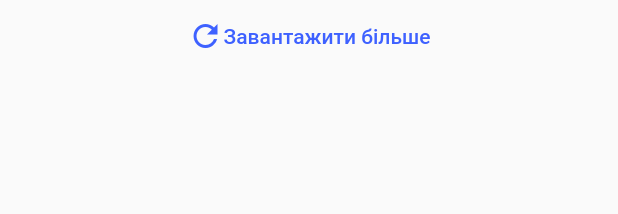
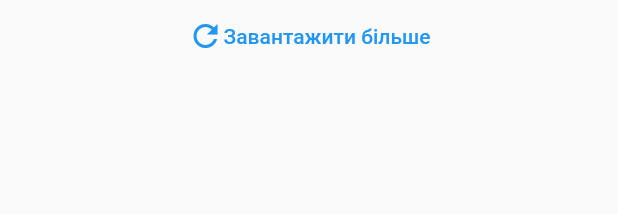
Before and after one commit to OlehNechyporuk/check_bloc, a Flutter app: the LoadMoreButtonWidget widget shown alone on an empty page, opened directly, on a phone screen of 412 x 824 dp. Shown: the top 214 px of the screen. Run offline on Flutter 3.47's test engine with Material 2 defaults, Android fonts, the phone set to English and light mode, and no system bars; our stand-ins replace assets_audio_player, bloc, dartz, equatable, flutter_bloc, flutter_secure_storage and 4 more; missing offline and left inert: mobile_scanner; accounts and stored records are empty; generated files the repository leaves out were written again.

Commit message:
change style

```diff
--- a/lib/features/cash_register/presentation/pages/cash_register_page.dart
+++ b/lib/features/cash_register/presentation/pages/cash_register_page.dart
@@ -17,7 +17,6 @@ class CashRegisterPage extends StatelessWidget {
       appBar: AppBar(
         title: Text(
           '${AppLocalizations.of(context)?.cashRegisterSettings}',
-          style: const TextStyle(color: Colors.black),
         ),
         centerTitle: false,
       ),
--- a/lib/features/cash_register/presentation/pages/home/wigets/load_more_button_widget.dart
+++ b/lib/features/cash_register/presentation/pages/home/wigets/load_more_button_widget.dart
@@ -18,8 +18,14 @@ class LoadMoreButtonWidget extends StatelessWidget {
             child: Row(
               mainAxisAlignment: MainAxisAlignment.center,
               children: [
-                const Icon(Icons.refresh_outlined),
-                Text('${AppLocalizations.of(context)?.loadMore}')
+                Icon(
+                  Icons.refresh_outlined,
+                  color: Theme.of(context).primaryColor,
+                ),
+                Text(
+                  '${AppLocalizations.of(context)?.loadMore}',
+                  style: TextStyle(color: Theme.of(context).primaryColor),
+                )
               ],
             ),
           );
--- a/lib/features/cash_register/presentation/widgets/bottom_nav_widget.dart
+++ b/lib/features/cash_register/presentation/widgets/bottom_nav_widget.dart
@@ -18,6 +18,7 @@ class BottomNavWidget extends StatelessWidget {
           currentIndex: state.index,
           unselectedFontSize: 14,
           selectedFontSize: 14,
+          selectedItemColor: Theme.of(context).primaryColor,
           onTap: (value) {
             if (value < 2) {
               BlocProvider.of<BottomNavbarBloc>(context)
```
Also changed, not shown: lib/features/cash_register/presentation/pages/home/wigets/product_row_widget.dart (+4 -4 lines), lib/features/cash_register/presentation/pages/receipt/receipt_history_page.dart (+10 -14 lines).
